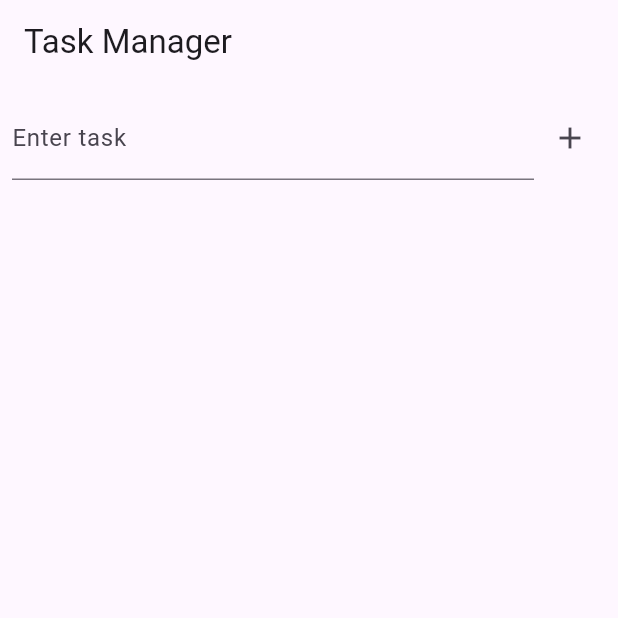
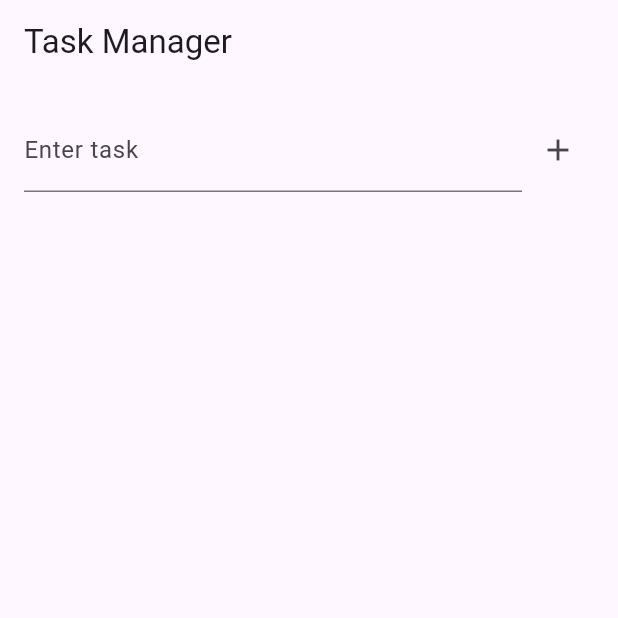
Before and after one commit to cbg85/task_manager, a Flutter app: the screen it shows after launch, after a tap on the "add" icon, on a phone screen of 412 x 824 dp, the top half of it. Run offline on Flutter 3.47's test engine with Material 3 defaults, Android fonts, the phone set to English and light mode, and no system bars.

```diff
--- a/lib/main.dart
+++ b/lib/main.dart
@@ -8,7 +8,11 @@ class TaskManagerApp extends StatelessWidget {
   @override
   Widget build(BuildContext context) {
     return MaterialApp(
+      debugShowCheckedModeBanner: false,
       title: 'Task Manager',
+      theme: ThemeData(
+        primarySwatch: Colors.purple,
+      ),
       home: TaskListScreen(),
     );
   }
@@ -18,7 +22,7 @@ class Task {
   String name;
   bool isCompleted;
 
-  Task({required this.name, this.isCompleted = false});
+  Task(this.name, {this.isCompleted = false});
 }
 
 class TaskListScreen extends StatefulWidget {
@@ -27,13 +31,14 @@ class TaskListScreen extends StatefulWidget {
 }
 
 class _TaskListScreenState extends State<TaskListScreen> {
-  final List<Task> _tasks = [];
   final TextEditingController _taskController = TextEditingController();
+  List<Task> _tasks = [];
 
   void _addTask() {
-    if (_taskController.text.isNotEmpty) {
+    String taskName = _taskController.text.trim();
+    if (taskName.isNotEmpty) {
       setState(() {
-        _tasks.add(Task(name: _taskController.text));
+        _tasks.add(Task(taskName));
         _taskController.clear();
       });
     }
@@ -55,16 +60,18 @@ class _TaskListScreenState extends State<TaskListScreen> {
   Widget build(BuildContext context) {
     return Scaffold(
       appBar: AppBar(title: Text('Task Manager')),
-      body: Column(
+      body: Padding(
+        padding: EdgeInsets.all(16.0),
+        child: Column(
           children: [
-          Padding(
-            padding: const EdgeInsets.all(8.0),
-            child: Row(
+            Row(
               children: [
                 Expanded(
                   child: TextField(
                     controller: _taskController,
-                    decoration: InputDecoration(labelText: 'Enter task'),
+                    decoration: InputDecoration(
+                      labelText: 'Enter task',
+                    ),
                   ),
                 ),
                 IconButton(
@@ -73,7 +80,7 @@ class _TaskListScreenState extends State<TaskListScreen> {
                 ),
               ],
             ),
-          ),
+            SizedBox(height: 20),
             Expanded(
               child: ListView.builder(
                 itemCount: _tasks.length,
@@ -81,9 +88,7 @@ class _TaskListScreenState extends State<TaskListScreen> {
                   return ListTile(
                     leading: Checkbox(
                       value: _tasks[index].isCompleted,
-                    onChanged: (bool? value) {
-                      _toggleTaskCompletion(index);
-                    },
+                      onChanged: (value) => _toggleTaskCompletion(index),
                     ),
                     title: Text(
                       _tasks[index].name,
@@ -103,6 +108,7 @@ class _TaskListScreenState extends State<TaskListScreen> {
             ),
           ],
         ),
+      ),
     );
   }
 }
```
Lines whose indentation alone changed are shown as unchanged.
